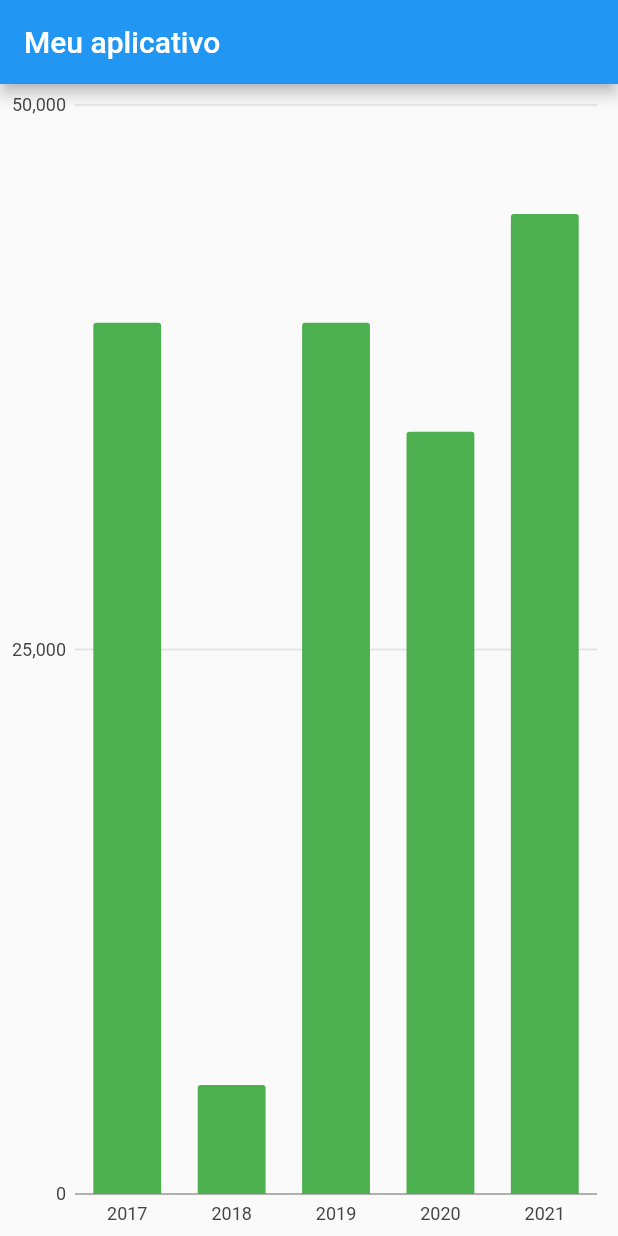
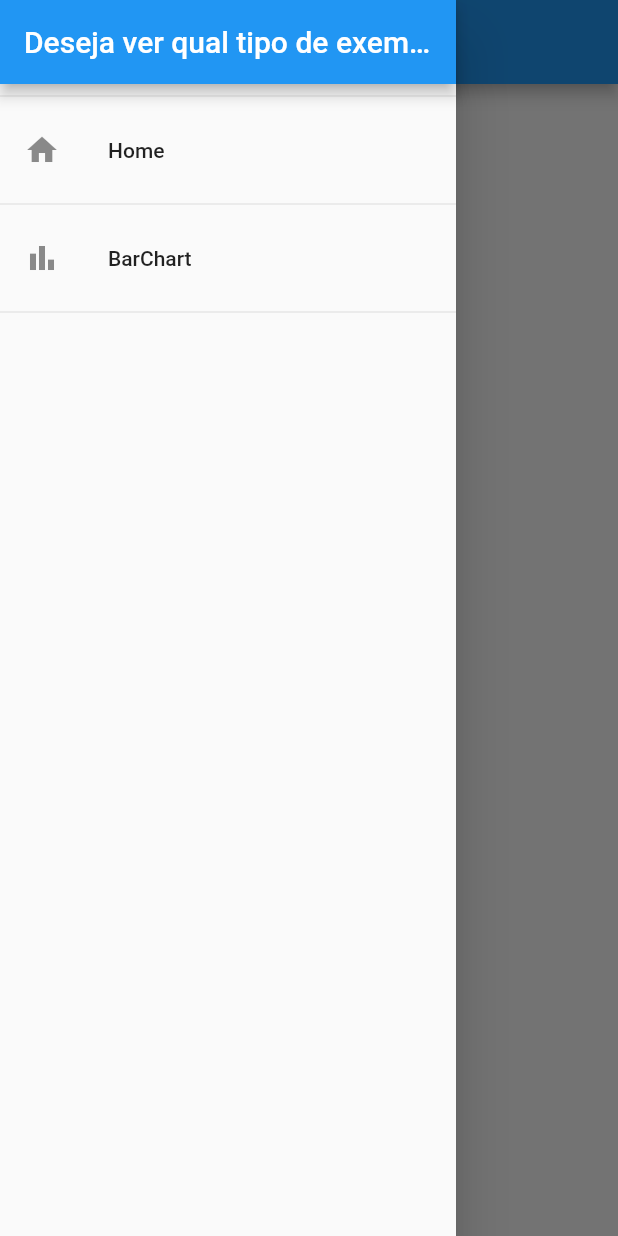
Before and after one commit to PabloVKF/quarteto-flutterastico, a Flutter app: the screen it shows after launch, with the side drawer open (before the commit the screen has no drawer), on a phone screen of 412 x 824 dp. Run offline on Flutter 3.47's test engine with Material 2 defaults, Android fonts, the light colour scheme and no system bars; our stand-ins replace charts_flutter.

Commit message:
added page navigation

```diff
--- /dev/null
+++ b/lib/components/app_drawer.dart
@@ -0,0 +1,41 @@
+import 'package:flutter/material.dart';
+import 'package:flutter_graph/utils/app_routes.dart';
+
+class AppDrawer extends StatelessWidget {
+  const AppDrawer({Key? key}) : super(key: key);
+
+  @override
+  Widget build(BuildContext context) {
+    return Drawer(
+      child: Column(
+        children: [
+          AppBar(
+            title: const Text('Deseja ver qual tipo de exemplo?'),
+            automaticallyImplyLeading: false,
+          ),
+          const Divider(),
+          ListTile(
+            leading: const Icon(Icons.home),
+            title: const Text('Home'),
+            onTap: () {
+              Navigator.of(context).pushReplacementNamed(
+                AppRoutes.HOME,
+              );
+            },
+          ),
+          const Divider(),
+          ListTile(
+            leading: const Icon(Icons.bar_chart),
+            title: const Text('BarChart'),
+            onTap: () {
+              Navigator.of(context).pushReplacementNamed(
+                AppRoutes.BARCHART,
+              );
+            },
+          ),
+          const Divider(),
+        ],
+      ),
+    );
+  }
+}
--- a/lib/main.dart
+++ b/lib/main.dart
@@ -1,5 +1,7 @@
 import 'package:flutter/material.dart';
+import 'package:flutter_graph/pages/barchart_example.dart';
 import 'package:flutter_graph/pages/main_page.dart';
+import 'package:flutter_graph/utils/app_routes.dart';
 
 void main() {
   runApp(const MyApp());
@@ -16,8 +18,11 @@ class MyApp extends StatelessWidget {
       theme: ThemeData(
         primarySwatch: Colors.blue,
       ),
-      home: const HomePage(),
       debugShowCheckedModeBanner: false,
+      routes: {
+        AppRoutes.HOME: (ctx) => const HomePage(),
+        AppRoutes.BARCHART: (ctx) => const BarChartPage(),
+      },
     );
   }
 }
--- /dev/null
+++ b/lib/pages/barchart_example.dart
@@ -0,0 +1,24 @@
+import 'package:flutter/material.dart';
+import 'package:flutter_graph/components/app_drawer.dart';
+import 'package:flutter_graph/components/developer_chart.dart';
+import 'package:flutter_graph/data/dummy_data.dart';
+
+class BarChartPage extends StatelessWidget {
+  const BarChartPage({Key? key}) : super(key: key);
+
+  @override
+  Widget build(BuildContext context) {
+    final data = dummyData;
+    return Scaffold(
+      appBar: AppBar(
+        title: const Text('BarChart'),
+      ),
+      body: Center(
+        child: DeveloperChart(
+          data: data,
+        ),
+      ),
+      drawer: const AppDrawer(),
+    );
+  }
+}
--- a/lib/pages/main_page.dart
+++ b/lib/pages/main_page.dart
@@ -1,24 +1,19 @@
 import 'package:flutter/material.dart';
-import 'package:flutter_graph/components/developer_chart.dart';
-import 'package:flutter_graph/data/dummy_data.dart';
+import 'package:flutter_graph/components/app_drawer.dart';
 
 class HomePage extends StatelessWidget {
   const HomePage({Key? key}) : super(key: key);
 
   @override
   Widget build(BuildContext context) {
-    final data = dummyData;
     return Scaffold(
       appBar: AppBar(
-        title: Text('Meu aplicativo'),
+        title: const Text('Meu aplicativo'),
       ),
-      body: Center(
-        child: Center(
-          child: DeveloperChart(
-            data: data,
-          ),
-        ),
+      body: const Center(
+        child: Text('oi'),
       ),
+      drawer: const AppDrawer(),
     );
   }
 }
--- /dev/null
+++ b/lib/utils/app_routes.dart
@@ -0,0 +1,8 @@
+class AppRoutes {
+  // ignore: constant_identifier_names
+  static const HOME = '/';
+  // ignore: constant_identifier_names
+  static const BARCHART = '/bar-chart';
+  // ignore: constant_identifier_names
+  static const PIECHART = '/pie-chart';
+}
```
